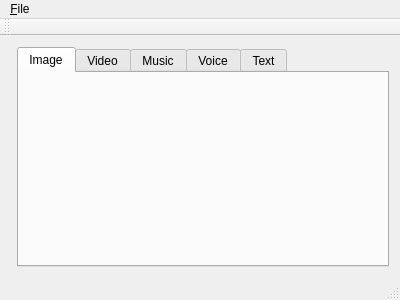
Before: the Qt Designer form mainwindow.ui in Risca/dgate_resource_manager, drawn with Qt 5.
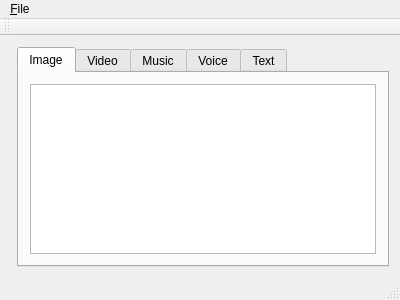
After: the same form once the commit is applied. The open tabs and pages were chosen to show the change. Custom widgets are drawn as their Qt base class.

Commit message: add model::Image

```diff
--- a/mainwindow.ui
+++ b/mainwindow.ui
@@ -27,6 +27,11 @@
        <attribute name="title">
         <string>Image</string>
        </attribute>
+       <layout class="QVBoxLayout" name="verticalLayout_5">
+        <item>
+         <widget class="QTreeView" name="imageTreeView"/>
+        </item>
+       </layout>
       </widget>
       <widget class="QWidget" name="video">
        <attribute name="title">
```
Left out of the diff: 2 changed lines with no effect on the pictures. The commit also changes 7 other files.
